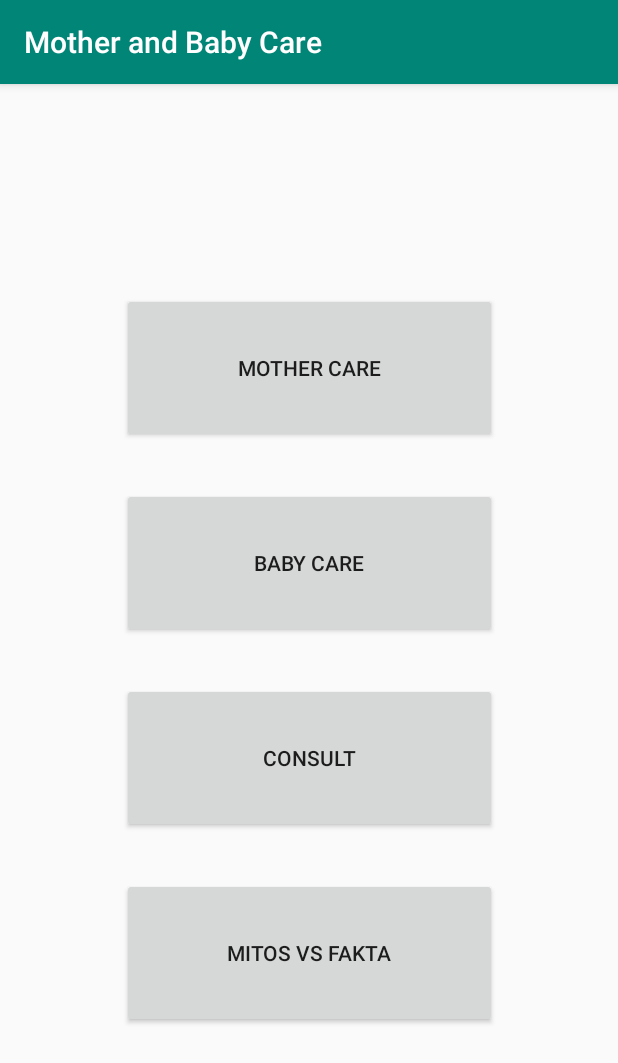
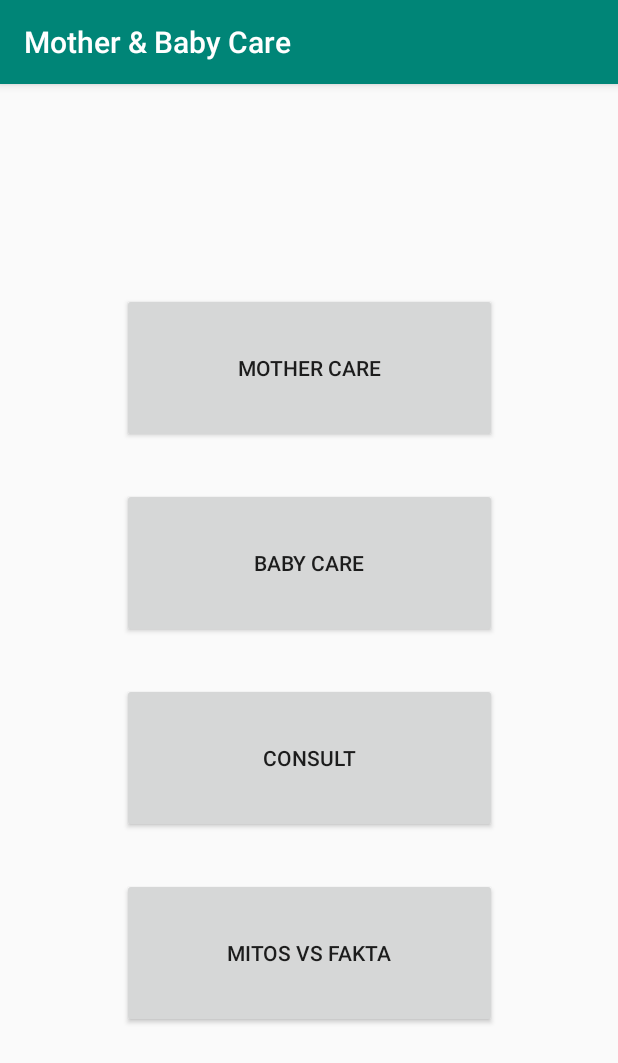
Before and after one commit to taufiqtab/MotherandBabyCare, an Android app: the screen it shows after launch (MainActivity), on a phone screen of 412 x 824 dp. Shown: the top 1063 px of the screen. Run offline under Robolectric (Android 15) with nearby library versions, the phone set to English and light mode, and no system bars.

Commit message:
Update app bar

```diff
--- a/app/src/main/AndroidManifest.xml
+++ b/app/src/main/AndroidManifest.xml
@@ -9,7 +9,8 @@
         android:roundIcon="@mipmap/ic_launcher_round"
         android:supportsRtl="true"
         android:theme="@style/AppTheme">
-        <activity android:name=".ContohArtikel"></activity>
+        <activity android:name=".ContohArtikel"
+            android:parentActivityName=".MainActivity"></activity>
         <activity
             android:name=".SplashScreen"
             android:theme="@style/Theme.AppCompat.Light.NoActionBar">
--- a/app/src/main/java/com/marivin/motherandbabycare/ContohArtikel.java
+++ b/app/src/main/java/com/marivin/motherandbabycare/ContohArtikel.java
@@ -1,5 +1,6 @@
 package com.marivin.motherandbabycare;
 
+import android.support.v7.app.ActionBar;
 import android.support.v7.app.AppCompatActivity;
 import android.os.Bundle;
 import android.webkit.WebView;
@@ -11,6 +12,8 @@ public class ContohArtikel extends AppCompatActivity {
     protected void onCreate(Bundle savedInstanceState) {
         super.onCreate(savedInstanceState);
         setContentView(R.layout.activity_contoh_artikel);
+        ActionBar actionBar = getSupportActionBar();
+        actionBar.setTitle("Artikel");
         article = (WebView)findViewById(R.id.webviewartikel);
         article.getSettings().setBuiltInZoomControls(true);
         article.getSettings().setDisplayZoomControls(false);
--- a/app/src/main/java/com/marivin/motherandbabycare/MainActivity.java
+++ b/app/src/main/java/com/marivin/motherandbabycare/MainActivity.java
@@ -2,6 +2,7 @@ package com.marivin.motherandbabycare;
 
 import android.content.Intent;
 import android.provider.MediaStore;
+import android.support.v7.app.ActionBar;
 import android.support.v7.app.AppCompatActivity;
 import android.os.Bundle;
 import android.view.View;
@@ -13,6 +14,8 @@ public class MainActivity extends AppCompatActivity {
     protected void onCreate(Bundle savedInstanceState) {
         super.onCreate(savedInstanceState);
         setContentView(R.layout.activity_main);
+        ActionBar actionBar = getSupportActionBar();
+        actionBar.setTitle("Mother & Baby Care");
 
         Button buttonArtikel = (Button) findViewById(R.id.tombolMitosFakta);
         buttonArtikel.setOnClickListener(new View.OnClickListener(){
```
